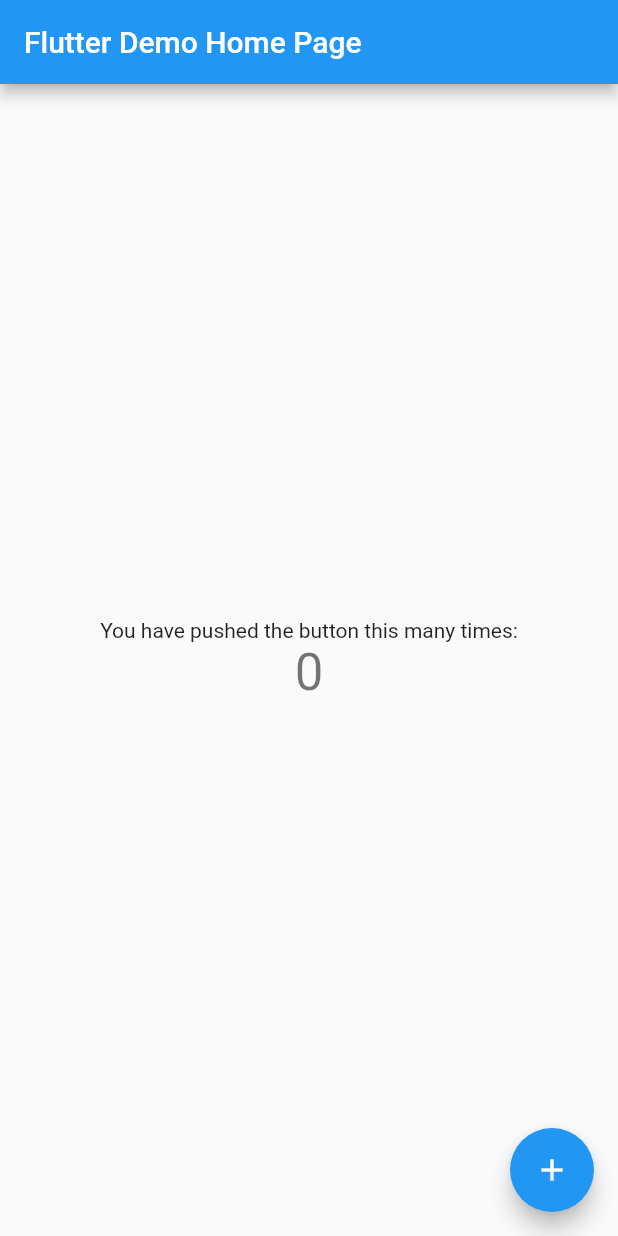
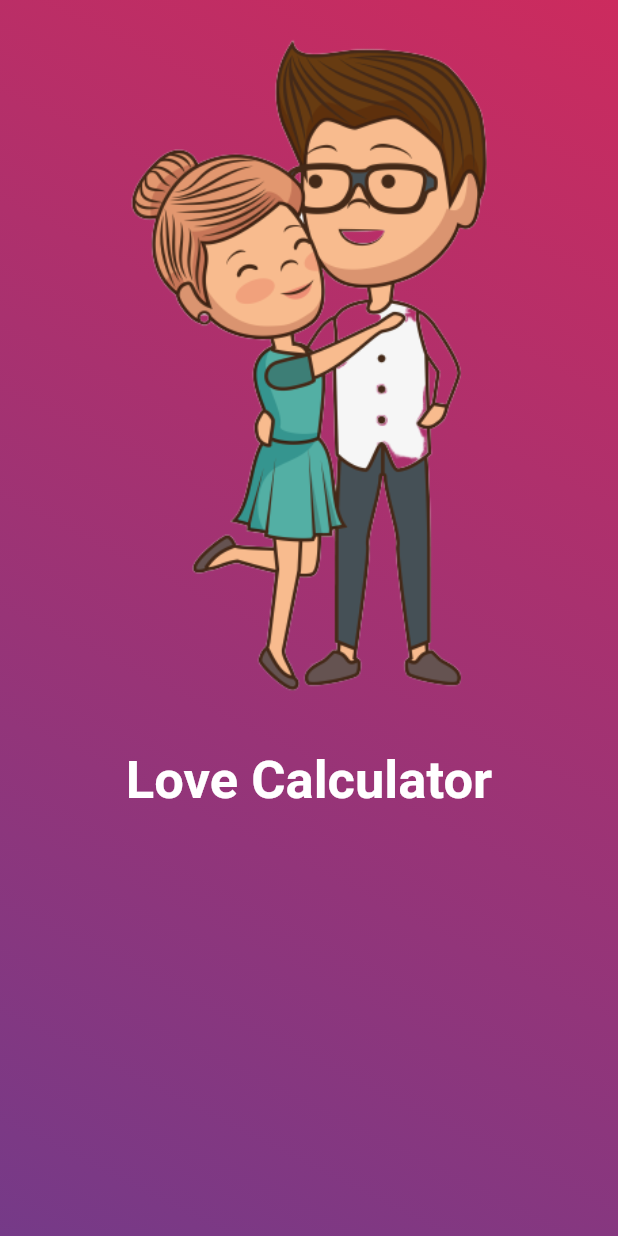
Before and after one commit to imyashadulkar/flutter_love_calculator, a Flutter app: the screen it shows after launch, on a phone screen of 412 x 824 dp. Run offline on Flutter 3.47's test engine with Material 2 defaults, Android fonts, the phone set to English and light mode, and no system bars.

Commit message:
New Splash Screen Added without pagetransition

```diff
--- /dev/null
+++ b/lib/homescreen.dart
@@ -0,0 +1,10 @@
+import 'package:flutter/material.dart';
+
+class HomeScreen extends StatelessWidget {
+  static final String tag = '/HomeScreen';
+
+  @override
+  Widget build(BuildContext context) {
+    return Container();
+  }
+}
--- a/lib/main.dart
+++ b/lib/main.dart
@@ -1,111 +1,20 @@
+import 'package:flutter/cupertino.dart';
 import 'package:flutter/material.dart';
+import 'package:flutter_love_calculator/homescreen.dart';
+import 'package:flutter_love_calculator/splashscreen.dart';
 
 void main() => runApp(MyApp());
 
 class MyApp extends StatelessWidget {
-  // This widget is the root of your application.
   @override
   Widget build(BuildContext context) {
     return MaterialApp(
-      title: 'Flutter Demo',
-      theme: ThemeData(
-        // This is the theme of your application.
-        //
-        // Try running your application with "flutter run". You'll see the
-        // application has a blue toolbar. Then, without quitting the app, try
-        // changing the primarySwatch below to Colors.green and then invoke
-        // "hot reload" (press "r" in the console where you ran "flutter run",
-        // or simply save your changes to "hot reload" in a Flutter IDE).
-        // Notice that the counter didn't reset back to zero; the application
-        // is not restarted.
-        primarySwatch: Colors.blue,
-      ),
-      home: MyHomePage(title: 'Flutter Demo Home Page'),
+      title: 'Love Calculator',
+      initialRoute: SplashScreen.tag,
+      routes: {
+        SplashScreen.tag: (context) => SplashScreen(),
+        HomeScreen.tag: (context) => HomeScreen(),
+      },
     );
   }
 }
-
-class MyHomePage extends StatefulWidget {
-  MyHomePage({Key key, this.title}) : super(key: key);
-
-  // This widget is the home page of your application. It is stateful, meaning
-  // that it has a State object (defined below) that contains fields that affect
-  // how it looks.
-
-  // This class is the configuration for the state. It holds the values (in this
-  // case the title) provided by the parent (in this case the App widget) and
-  // used by the build method of the State. Fields in a Widget subclass are
-  // always marked "final".
-
-  final String title;
-
-  @override
-  _MyHomePageState createState() => _MyHomePageState();
-}
-
-class _MyHomePageState extends State<MyHomePage> {
-  int _counter = 0;
-
-  void _incrementCounter() {
-    setState(() {
-      // This call to setState tells the Flutter framework that something has
-      // changed in this State, which causes it to rerun the build method below
-      // so that the display can reflect the updated values. If we changed
-      // _counter without calling setState(), then the build method would not be
-      // called again, and so nothing would appear to happen.
-      _counter++;
-    });
-  }
-
-  @override
-  Widget build(BuildContext context) {
-    // This method is rerun every time setState is called, for instance as done
-    // by the _incrementCounter method above.
-    //
-    // The Flutter framework has been optimized to make rerunning build methods
-    // fast, so that you can just rebuild anything that needs updating rather
-    // than having to individually change instances of widgets.
-    return Scaffold(
-      appBar: AppBar(
-        // Here we take the value from the MyHomePage object that was created by
-        // the App.build method, and use it to set our appbar title.
-        title: Text(widget.title),
-      ),
-      body: Center(
-        // Center is a layout widget. It takes a single child and positions it
-        // in the middle of the parent.
-        child: Column(
-          // Column is also a layout widget. It takes a list of children and
-          // arranges them vertically. By default, it sizes itself to fit its
-          // children horizontally, and tries to be as tall as its parent.
-          //
-          // Invoke "debug painting" (press "p" in the console, choose the
-          // "Toggle Debug Paint" action from the Flutter Inspector in Android
-          // Studio, or the "Toggle Debug Paint" command in Visual Studio Code)
-          // to see the wireframe for each widget.
-          //
-          // Column has various properties to control how it sizes itself and
-          // how it positions its children. Here we use mainAxisAlignment to
-          // center the children vertically; the main axis here is the vertical
-          // axis because Columns are vertical (the cross axis would be
-          // horizontal).
-          mainAxisAlignment: MainAxisAlignment.center,
-          children: <Widget>[
-            Text(
-              'You have pushed the button this many times:',
-            ),
-            Text(
-              '$_counter',
-              style: Theme.of(context).textTheme.display1,
-            ),
-          ],
-        ),
-      ),
-      floatingActionButton: FloatingActionButton(
-        onPressed: _incrementCounter,
-        tooltip: 'Increment',
-        child: Icon(Icons.add),
-      ), // This trailing comma makes auto-formatting nicer for build methods.
-    );
-  }
-}
--- /dev/null
+++ b/lib/splashscreen.dart
@@ -0,0 +1,85 @@
+import 'package:flutter/material.dart';
+
+class SplashScreen extends StatefulWidget {
+  static final String tag = '/SplashScreen';
+
+  @override
+  _SplashScreenState createState() => _SplashScreenState();
+}
+
+class _SplashScreenState extends State<SplashScreen>
+    with SingleTickerProviderStateMixin {
+  AnimationController _iconAnimationController;
+  Animation<double> _iconAnimation;
+
+  @override
+  void initState() {
+    _iconAnimationController = new AnimationController(
+      vsync: this,
+      duration: Duration(milliseconds: 300),
+    );
+
+    _iconAnimation = new CurvedAnimation(
+        parent: _iconAnimationController, curve: Curves.easeOut);
+
+    _iconAnimation.addListener(
+      () => this.setState(() {}),
+    );
+    _iconAnimationController.forward();
+
+    super.initState();
+  }
+
+  @override
+  Widget build(BuildContext context) {
+    return Scaffold(
+      body: Stack(
+        fit: StackFit.expand,
+        children: <Widget>[
+          Container(
+            decoration: BoxDecoration(
+              gradient: LinearGradient(
+                begin: Alignment.topRight,
+                end: Alignment.bottomLeft,
+                colors: [
+                  Color(0xffcc2b5e),
+                  Color(0xff753a88),
+                ],
+              ),
+            ),
+            child: Center(
+              child: Container(
+                child: Column(
+                  children: <Widget>[
+                    Image.asset(
+                      'images/love1.png',
+                      height: _iconAnimation.value * 500,
+                    ),
+                    RichText(
+                      textAlign: TextAlign.center,
+                      text: TextSpan(
+                        text: 'Love',
+                        style: TextStyle(
+                          fontWeight: FontWeight.bold,
+                          fontSize: 35,
+                        ),
+                        children: <TextSpan>[
+                          TextSpan(
+                            text: ' Calculator',
+                            style: TextStyle(
+                              fontWeight: FontWeight.bold,
+                            ),
+                          ),
+                        ],
+                      ),
+                    ),
+                  ],
+                ),
+              ),
+            ),
+          ),
+        ],
+      ),
+    );
+  }
+}
```
Also changed, not shown: pubspec.yaml (+7 -0 lines), images/love1.png (added), pubspec.lock, 5 other files.
